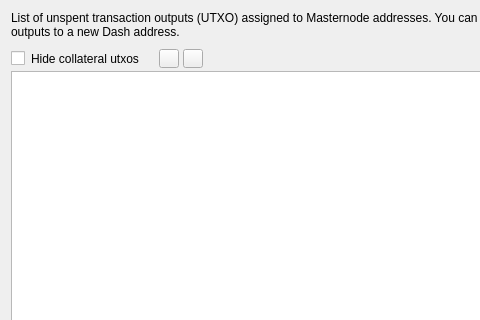
The window that src/ui/ui_send_payout_dlg.ui (Bertrand256/dash-masternode-tool) describes before a commit, drawn with Qt 5; both pictures show x 0 to 480 and y 0 to 320 of the 632 by 444 pixel window.
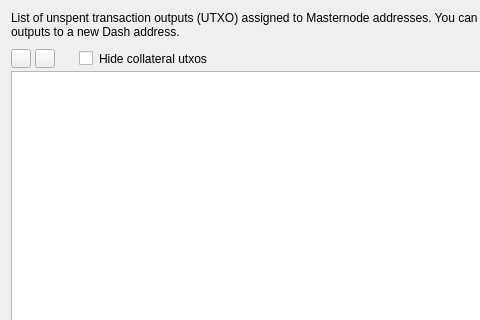
The same window after the commit.

Commit message: Fix for passing hw configuration in the contig dialog. Tunning of 'send funds' dialog

The edit to the form file:
```diff
--- a/src/ui/ui_send_payout_dlg.ui
+++ b/src/ui/ui_send_payout_dlg.ui
@@ -41,16 +41,6 @@
      <property name="topMargin">
       <number>8</number>
      </property>
-     <item>
-      <widget class="QCheckBox" name="chbHideCollateralTx">
-       <property name="styleSheet">
-        <string notr="true">margin-right:15px</string>
-       </property>
-       <property name="text">
-        <string>Hide collateral utxos</string>
-       </property>
-      </widget>
-     </item>
      <item>
       <widget class="QToolButton" name="btnCheckAll">
        <property name="toolTip">
@@ -83,6 +73,16 @@
        </property>
       </widget>
      </item>
+     <item>
+      <widget class="QCheckBox" name="chbHideCollateralTx">
+       <property name="styleSheet">
+        <string notr="true">margin-left:20px</string>
+       </property>
+       <property name="text">
+        <string>Hide collateral utxos</string>
+       </property>
+      </widget>
+     </item>
      <item>
       <spacer name="horizontalSpacer_3">
        <property name="orientation">
```
The commit also changes 3 other files.
